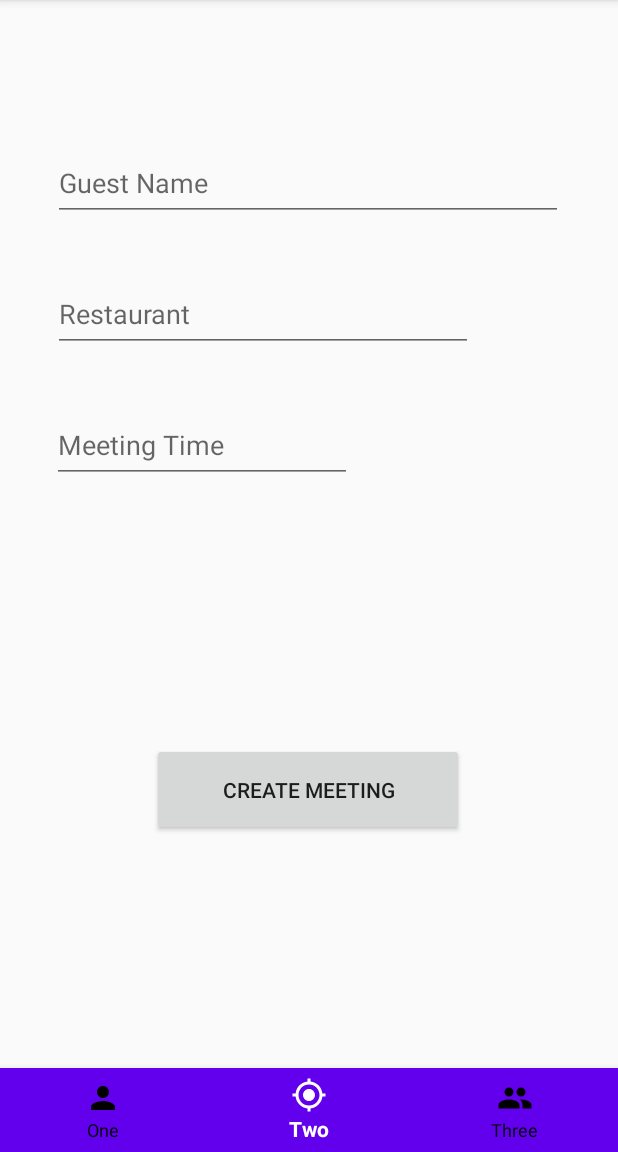
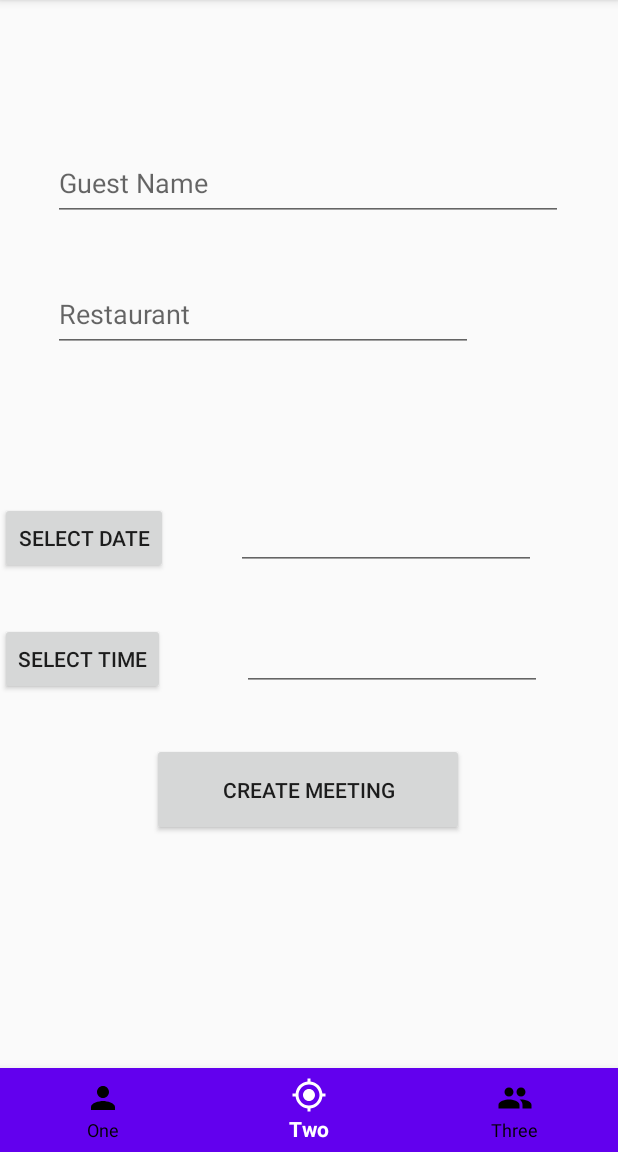
Before and after one commit to SnackBud/SnackBud, an Android app: the fragment MeetingFragment placed in its activity, on a phone screen of 412 x 824 dp, the part 84-1236 px from its top. Run offline under Robolectric (Android 15) with nearby library versions, the light colour scheme and no system bars; our stand-ins replace Volley.

Commit message:
time picking done

```diff
--- a/app/src/main/java/com/priahi/snackbud/MapsFragment.java
+++ b/app/src/main/java/com/priahi/snackbud/MapsFragment.java
@@ -34,8 +34,6 @@ import com.android.volley.Response;
 import com.android.volley.VolleyError;
 import com.android.volley.toolbox.JsonObjectRequest;
 import com.android.volley.toolbox.Volley;
-import com.arsy.maps_library.MapRadar;
-import com.arsy.maps_library.MapRipple;
 import com.google.android.gms.location.LocationCallback;
 import com.google.android.gms.location.LocationRequest;
 import com.google.android.gms.location.LocationResult;
--- a/app/src/main/java/com/priahi/snackbud/MeetingFragment.java
+++ b/app/src/main/java/com/priahi/snackbud/MeetingFragment.java
@@ -1,24 +1,32 @@
 package com.priahi.snackbud;
 
+import android.app.DatePickerDialog;
+import android.app.TimePickerDialog;
+import android.os.Build;
 import android.os.Bundle;
+
+import androidx.annotation.NonNull;
+import androidx.annotation.Nullable;
+import androidx.annotation.RequiresApi;
 import androidx.fragment.app.Fragment;
+
+import android.text.format.DateFormat;
+import android.util.Log;
 import android.view.LayoutInflater;
 import android.view.View;
 import android.view.ViewGroup;
+import android.widget.Button;
+import android.widget.DatePicker;
+import android.widget.EditText;
+import android.widget.TextView;
+import android.widget.TimePicker;
 
-import com.android.volley.AuthFailureError;
-import com.android.volley.Request;
-import com.android.volley.RequestQueue;
-import com.android.volley.Response;
-import com.android.volley.VolleyError;
-import com.android.volley.toolbox.StringRequest;
-import com.android.volley.toolbox.Volley;
+import com.google.android.gms.maps.SupportMapFragment;
 
+import java.util.Calendar;
 import java.util.Date;
-import java.util.HashMap;
-import java.util.Map;
 
-public class MeetingFragment extends Fragment {
+public class MeetingFragment extends Fragment implements View.OnClickListener {
 
     // TODO: Rename parameter arguments, choose names that match
     // the fragment initialization parameters, e.g. ARG_ITEM_NUMBER
@@ -30,8 +38,8 @@ public class MeetingFragment extends Fragment {
     private String mParam2;
     private String hostid;
     private String guestid;
-    private Date timeOfMeet;
-    private Date timeOfCreation;
+    private String timeOfMeet;
+
 
     public MeetingFragment() {
         // Required empty public constructor
@@ -54,6 +62,10 @@ public class MeetingFragment extends Fragment {
         fragment.setArguments(args);
         return fragment;
     }
+
+    Button btnDatePicker, btnTimePicker;
+    EditText txtDate, txtTime;
+    private int mYear, mMonth, mDay, mHour, mMinute;
 
     @Override
     public void onCreate(Bundle savedInstanceState) {
@@ -80,20 +92,74 @@ public class MeetingFragment extends Fragment {
         //    @Override
         //    protected Map<String, String> getParams(){
         //        Map<String, String> params = new HashMap<String, String>();
-                // params.put();
-         //   }
+        // params.put();
+        //   }
 
         //    @Override
         //    protected Map<String, String> getHeaders() throws AuthFailureError {
 
         //    }
         //}
+
+
     }
 
     @Override
-    public View onCreateView(LayoutInflater inflater, ViewGroup container,
-                             Bundle savedInstanceState) {
+    public View onCreateView(LayoutInflater inflater, ViewGroup container, Bundle savedInstanceState) {
         // Inflate the layout for this fragment
         return inflater.inflate(R.layout.fragment_two, container, false);
     }
+
+    @Override
+    public void onViewCreated(@NonNull View view, @Nullable Bundle savedInstanceState) {
+        super.onViewCreated(view, savedInstanceState);
+
+        btnDatePicker = (Button) requireView().findViewById(R.id.btn_date);
+        btnTimePicker = (Button) requireView().findViewById(R.id.btn_time);
+        txtDate = (EditText) requireView().findViewById(R.id.in_date);
+        txtTime = (EditText) requireView().findViewById(R.id.in_time);
+        btnDatePicker.setOnClickListener((View.OnClickListener) this);
+        btnTimePicker.setOnClickListener((View.OnClickListener) this);
+
+    }
+
+    @Override
+    public void onClick(View v) {
+        if (v == btnDatePicker) {
+            // Get Current Date
+            final Calendar c = Calendar.getInstance();
+            mYear = c.get(Calendar.YEAR);
+            mMonth = c.get(Calendar.MONTH);
+            mDay = c.get(Calendar.DAY_OF_MONTH);
+
+            DatePickerDialog datePickerDialog = new DatePickerDialog(requireContext(),
+                    new DatePickerDialog.OnDateSetListener() {
+                        @Override
+                        public void onDateSet(DatePicker view, int year, int monthOfYear, int dayOfMonth) {
+                            txtDate.setText(year + "-" + (monthOfYear + 1) + "-" + dayOfMonth);
+                        }
+                    }, mYear, mMonth, mDay);
+            datePickerDialog.getDatePicker().setMinDate(c.getTimeInMillis());
+            datePickerDialog.show();
+            timeOfMeet = mYear + "-" + (mMonth + 1) + "-" + mDay + "T" + mHour + ":" + mMinute + ":00Z";
+            //TODO: make this timezone invariant
+        }
+        if (v == btnTimePicker) {
+            // Get Current Time
+            final Calendar c = Calendar.getInstance();
+            mHour = c.get(Calendar.HOUR_OF_DAY);
+            mMinute = c.get(Calendar.MINUTE);
+            // Launch Time Picker Dialog
+            TimePickerDialog timePickerDialog = new TimePickerDialog(requireContext(),
+                    new TimePickerDialog.OnTimeSetListener() {
+                        @Override
+                        public void onTimeSet(TimePicker view, int hourOfDay, int minute) {
+                            txtTime.setText(hourOfDay + ":" + minute);
+                        }
+                    }, mHour, mMinute, false);
+            timeOfMeet = mYear + "-" + (mMonth + 1) + "-" + mDay + "T" + mHour + ":" + mMinute + ":00Z";
+            timePickerDialog.show();
+        }
+
+    }
 }
--- a/app/src/main/res/layout/fragment_two.xml
+++ b/app/src/main/res/layout/fragment_two.xml
@@ -30,20 +30,69 @@
         app:layout_constraintTop_toTopOf="parent"
         app:layout_constraintVertical_bias="0.147" />
 
+<!--    <EditText-->
+<!--        android:id="@+id/inputMeetingTime"-->
+<!--        android:layout_width="200dp"-->
+<!--        android:layout_height="50dp"-->
+<!--        android:autofillHints=""-->
+<!--        android:ems="10"-->
+<!--        android:hint="@string/meeting_time"-->
+<!--        android:inputType="time"-->
+<!--        app:layout_constraintBottom_toBottomOf="parent"-->
+<!--        app:layout_constraintEnd_toEndOf="parent"-->
+<!--        app:layout_constraintHorizontal_bias="0.165"-->
+<!--        app:layout_constraintStart_toStartOf="parent"-->
+<!--        app:layout_constraintTop_toTopOf="parent"-->
+<!--        app:layout_constraintVertical_bias="0.411" />-->
+
     <EditText
-        android:id="@+id/inputMeetingTime"
+        android:id="@+id/in_date"
         android:layout_width="200dp"
-        android:layout_height="50dp"
-        android:autofillHints=""
-        android:ems="10"
-        android:hint="@string/meeting_time"
-        android:inputType="time"
-        app:layout_constraintBottom_toBottomOf="parent"
+        android:layout_height="wrap_content"
+        android:layout_alignParentStart="true"
+        android:layout_alignParentLeft="true"
+        android:layout_alignParentTop="true"
+        android:layout_marginTop="100dp"
         app:layout_constraintEnd_toEndOf="parent"
-        app:layout_constraintHorizontal_bias="0.165"
-        app:layout_constraintStart_toStartOf="parent"
-        app:layout_constraintTop_toTopOf="parent"
-        app:layout_constraintVertical_bias="0.411" />
+        app:layout_constraintHorizontal_bias="0.454"
+        app:layout_constraintStart_toEndOf="@+id/btn_date"
+        app:layout_constraintTop_toBottomOf="@+id/inputRestID" />
+
+    <Button
+        android:id="@+id/btn_date"
+        android:layout_width="wrap_content"
+        android:layout_height="wrap_content"
+        android:layout_alignBottom="@+id/in_date"
+        android:layout_marginTop="100dp"
+        android:layout_toEndOf="@+id/in_date"
+        android:layout_toRightOf="@+id/in_date"
+        android:text="SELECT DATE"
+        app:layout_constraintTop_toBottomOf="@+id/inputRestID"
+        tools:layout_editor_absoluteX="35dp" />
+
+    <EditText
+        android:id="@+id/in_time"
+        android:layout_width="200dp"
+        android:layout_height="wrap_content"
+        android:layout_below="@+id/in_date"
+        android:layout_alignParentStart="true"
+        android:layout_alignParentLeft="true"
+        app:layout_constraintBottom_toTopOf="@+id/createmeeting"
+        app:layout_constraintEnd_toEndOf="parent"
+        app:layout_constraintStart_toEndOf="@+id/btn_time"
+        app:layout_constraintTop_toBottomOf="@+id/in_date" />
+
+    <Button
+        android:id="@+id/btn_time"
+        android:layout_width="wrap_content"
+        android:layout_height="wrap_content"
+        android:layout_below="@+id/btn_date"
+        android:layout_alignStart="@+id/btn_date"
+        android:layout_alignLeft="@+id/btn_date"
+        android:text="SELECT TIME"
+        app:layout_constraintBottom_toTopOf="@+id/createmeeting"
+        app:layout_constraintTop_toBottomOf="@+id/btn_date"
+        tools:layout_editor_absoluteX="35dp" />
 
     <com.google.android.material.textfield.TextInputEditText
         android:id="@+id/inputRestID"
```
